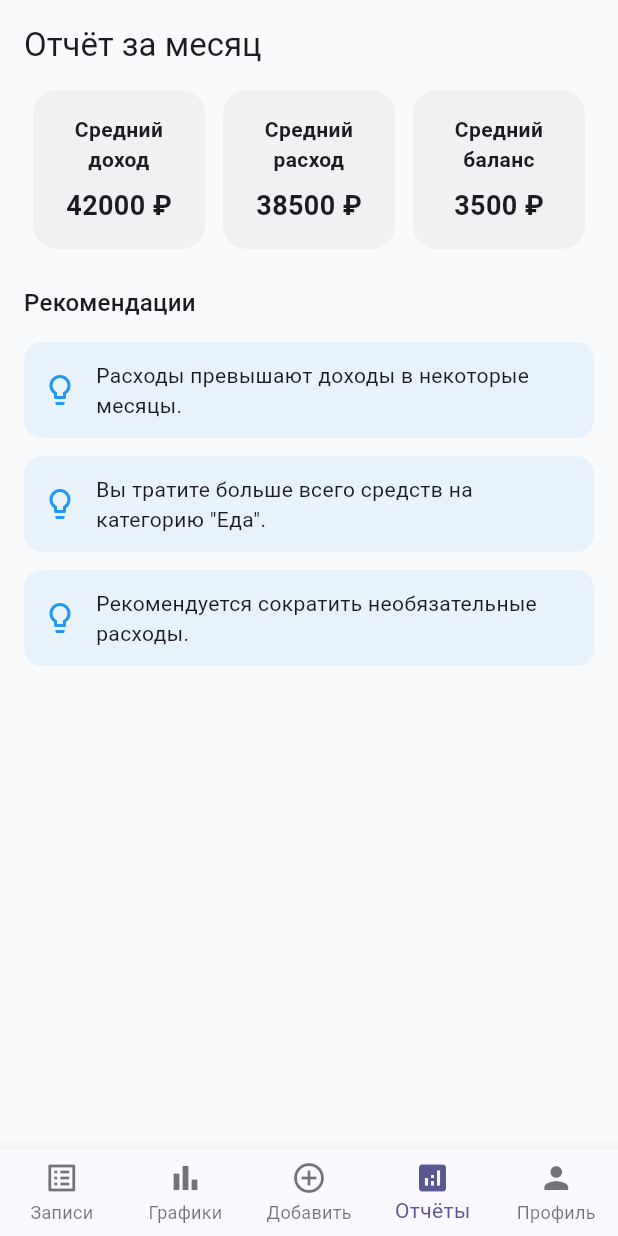
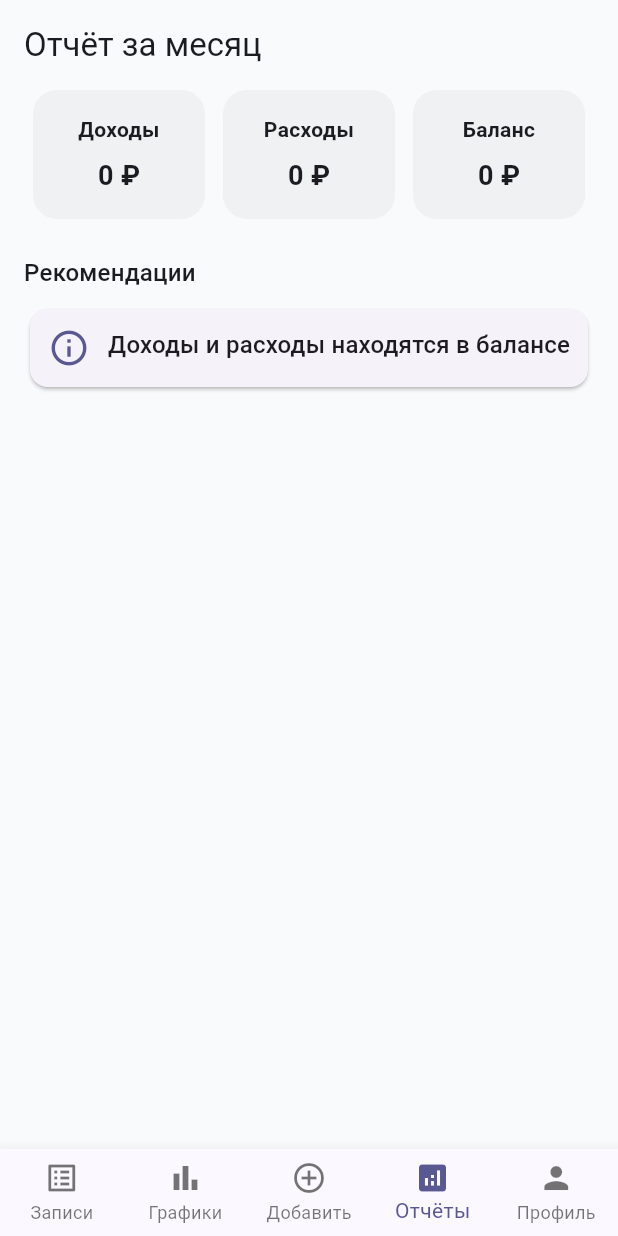
Before and after one commit to hahalex/finart, a Flutter app: the screen it shows after launch, item 4 of the bottom bar chosen, on a phone screen of 412 x 824 dp. Run offline on Flutter 3.47's test engine with Material 3 defaults, Android fonts, the phone set to English and light mode, and no system bars; our stand-ins replace drift, fl_chart, flutter_riverpod; accounts and stored records are empty; generated files the repository leaves out were written again.

Commit message:
v1.0 MVP

```diff
--- /dev/null
+++ b/lib/common/models/recommendation_model.dart
@@ -0,0 +1,13 @@
+enum RecommendationType { warning, success, info, tip }
+
+class Recommendation {
+  final String title;
+  final String? description;
+  final RecommendationType type;
+
+  const Recommendation({
+    required this.title,
+    this.description,
+    this.type = RecommendationType.info,
+  });
+}
--- a/lib/features/analytics/domain/analytics_calculator.dart
+++ b/lib/features/analytics/domain/analytics_calculator.dart
@@ -1,4 +1,6 @@
 import '../../../common/models/transaction_model.dart';
+import '../../../common/models/category_model.dart';
+import '../../../common/models/recommendation_model.dart';
 import 'analytics_models.dart';
 
 class AnalyticsCalculator {
@@ -42,4 +44,152 @@ class AnalyticsCalculator {
       return CategoryExpenseData(categoryId: entry.key, total: entry.value);
     }).toList()..sort((a, b) => b.total.compareTo(a.total));
   }
+
+  static List<MonthlyExpenseData> expensesByMonthFiltered(
+    List<TransactionModel> transactions, {
+    DateTime? from,
+    DateTime? to,
+  }) {
+    final filtered = transactions.where((tx) {
+      if (!tx.isExpense) return false;
+      if (from != null && tx.createdAt.isBefore(from)) return false;
+      if (to != null && tx.createdAt.isAfter(to)) return false;
+      return true;
+    }).toList();
+
+    return expensesByMonth(filtered);
+  }
+
+  static List<CategoryExpenseData> expensesByCategoryFiltered(
+    List<TransactionModel> transactions, {
+    DateTime? from,
+    DateTime? to,
+  }) {
+    final filtered = transactions.where((tx) {
+      if (!tx.isExpense) return false;
+      if (from != null && tx.createdAt.isBefore(from)) return false;
+      if (to != null && tx.createdAt.isAfter(to)) return false;
+      return true;
+    }).toList();
+
+    return expensesByCategory(filtered);
+  }
+
+  /// Расходы и доходы за период
+  static double totalIncome(
+    List<TransactionModel> transactions, {
+    DateTime? from,
+    DateTime? to,
+  }) {
+    return transactions
+        .where(
+          (tx) =>
+              !tx.isExpense &&
+              (from == null ||
+                  tx.createdAt.isAfter(
+                    from.subtract(const Duration(seconds: 1)),
+                  )) &&
+              (to == null ||
+                  tx.createdAt.isBefore(to.add(const Duration(seconds: 1)))),
+        )
+        .fold(0.0, (sum, tx) => sum + tx.amount);
+  }
+
+  static double totalExpense(
+    List<TransactionModel> transactions, {
+    DateTime? from,
+    DateTime? to,
+  }) {
+    return transactions
+        .where(
+          (tx) =>
+              tx.isExpense &&
+              (from == null ||
+                  tx.createdAt.isAfter(
+                    from.subtract(const Duration(seconds: 1)),
+                  )) &&
+              (to == null ||
+                  tx.createdAt.isBefore(to.add(const Duration(seconds: 1)))),
+        )
+        .fold(0.0, (sum, tx) => sum + tx.amount);
+  }
+
+  /// Находит категорию с наибольшими расходами
+  static String? topExpenseCategory(
+    List<CategoryExpenseData> expenses,
+    Map<String, String> categoryNames,
+  ) {
+    if (expenses.isEmpty) return null;
+
+    final top = expenses.reduce((a, b) => a.total > b.total ? a : b);
+    return categoryNames[top.categoryId];
+  }
+
+  /// Генерация рекомендаций
+  static List<Recommendation> generateRecommendations(
+    List<TransactionModel> transactions,
+    List<CategoryExpenseData> categoryExpenses,
+    List<CategoryModel> categories, {
+    DateTime? from,
+    DateTime? to,
+  }) {
+    final income = totalIncome(transactions, from: from, to: to);
+    final expense = totalExpense(transactions, from: from, to: to);
+
+    final recommendations = <Recommendation>[];
+
+    final diff = income - expense;
+
+    if (diff < -1000) {
+      recommendations.add(
+        Recommendation(
+          title: 'Расходы превышают доходы на ${(-diff).toStringAsFixed(0)} ₽',
+          type: RecommendationType.warning,
+        ),
+      );
+
+      recommendations.add(
+        const Recommendation(
+          title: 'Рекомендуется сократить необязательные расходы',
+          type: RecommendationType.tip,
+        ),
+      );
+    } else if (diff.abs() <= 1000) {
+      recommendations.add(
+        const Recommendation(
+          title: 'Доходы и расходы находятся в балансе',
+          type: RecommendationType.info,
+        ),
+      );
+    } else {
+      recommendations.add(
+        Recommendation(
+          title: 'Доходы превышают расходы на ${diff.toStringAsFixed(0)} ₽',
+          type: RecommendationType.success,
+        ),
+      );
+
+      recommendations.add(
+        const Recommendation(
+          title: 'Рекомендуется откладывать накопления',
+          type: RecommendationType.tip,
+        ),
+      );
+    }
+
+    final categoryNames = {for (final c in categories) c.id: c.name};
+
+    final topCategory = topExpenseCategory(categoryExpenses, categoryNames);
+    if (topCategory != null) {
+      recommendations.add(
+        Recommendation(
+          title: 'Наибольшие расходы',
+          description: 'Категория "$topCategory"',
+          type: RecommendationType.info,
+        ),
+      );
+    }
+
+    return recommendations;
+  }
 }
--- a/lib/features/analytics/mock_reports.dart
+++ /dev/null
@@ -1,28 +0,0 @@
-/// Мок-данные для экрана "Отчёты"
-/// Позже будут приходить с backend
-
-class MonthlyReport {
-  final double averageIncome;
-  final double averageExpense;
-  final double averageBalance;
-  final List<String> recommendations;
-
-  const MonthlyReport({
-    required this.averageIncome,
-    required this.averageExpense,
-    required this.averageBalance,
-    required this.recommendations,
-  });
-}
-
-/// Пример отчёта
-const MonthlyReport mockMonthlyReport = MonthlyReport(
-  averageIncome: 42000,
-  averageExpense: 38500,
-  averageBalance: 3500,
-  recommendations: [
-    'Расходы превышают доходы в некоторые месяцы.',
-    'Вы тратите больше всего средств на категорию "Еда".',
-    'Рекомендуется сократить необязательные расходы.',
-  ],
-);
--- a/lib/features/analytics/providers/analytics_provider.dart
+++ b/lib/features/analytics/providers/analytics_provider.dart
@@ -1,6 +1,9 @@
+import 'package:flutter/material.dart';
+import 'package:collection/collection.dart';
 import 'package:flutter_riverpod/flutter_riverpod.dart';
 
 import '../../transactions/providers/transactions_notifier.dart';
+import '../../transactions/providers/categories_provider.dart';
 import '../domain/analytics_calculator.dart';
 import '../domain/analytics_models.dart';
 
@@ -15,3 +18,45 @@ final categoryExpensesProvider = Provider<List<CategoryExpenseData>>((ref) {
   final transactions = ref.watch(transactionsProvider);
   return AnalyticsCalculator.expensesByCategory(transactions);
 });
+
+/// Период для фильтрации
+final selectedDateRangeProvider = StateProvider<DateTimeRange?>((ref) => null);
+
+/// Расходы по месяцам за выбранный период
+final monthlyExpensesFilteredProvider = Provider<List<MonthlyExpenseData>>((
+  ref,
+) {
+  final transactions = ref.watch(transactionsProvider);
+  final range = ref.watch(selectedDateRangeProvider);
+  return AnalyticsCalculator.expensesByMonthFiltered(
+    transactions,
+    from: range?.start,
+    to: range?.end,
+  );
+});
+
+/// Расходы по категориям за выбранный период
+final categoryExpensesFilteredProvider = Provider<List<CategoryExpenseData>>((
+  ref,
+) {
+  final transactions = ref.watch(transactionsProvider);
+  final range = ref.watch(selectedDateRangeProvider);
+  return AnalyticsCalculator.expensesByCategoryFiltered(
+    transactions,
+    from: range?.start,
+    to: range?.end,
+  );
+});
+
+final topExpenseCategoryNameProvider = Provider<String?>((ref) {
+  final expenses = ref.watch(categoryExpensesFilteredProvider);
+  final categories = ref.watch(categoriesProvider);
+
+  if (expenses.isEmpty) return null;
+
+  final top = expenses.reduce((a, b) => a.total > b.total ? a : b);
+
+  final category = categories.firstWhereOrNull((c) => c.id == top.categoryId);
+
+  return category?.name;
+});
--- a/lib/features/analytics/reports_screen.dart
+++ b/lib/features/analytics/reports_screen.dart
@@ -1,53 +1,55 @@
 import 'package:flutter/material.dart';
+import 'package:flutter_riverpod/flutter_riverpod.dart';
 
-import 'mock_reports.dart';
+import '../analytics/providers/analytics_provider.dart';
+import '../transactions/providers/categories_provider.dart';
 import 'widgets/report_stat_card.dart';
 import 'widgets/recommendation_tile.dart';
+import '../transactions/providers/transactions_notifier.dart';
+import 'domain/analytics_calculator.dart';
 
 /// Экран "Отчёты"
-class ReportsScreen extends StatelessWidget {
+class ReportsScreen extends ConsumerWidget {
   const ReportsScreen({super.key});
 
   @override
-  Widget build(BuildContext context) {
-    final report = mockMonthlyReport;
+  Widget build(BuildContext context, WidgetRef ref) {
+    final transactions = ref.watch(transactionsProvider);
+    final categoryExpenses = ref.watch(categoryExpensesFilteredProvider);
+    final categories = ref.watch(categoriesProvider);
+
+    final totalIncome = AnalyticsCalculator.totalIncome(transactions);
+    final totalExpense = AnalyticsCalculator.totalExpense(transactions);
+    final balance = totalIncome - totalExpense;
+
+    final recommendations = AnalyticsCalculator.generateRecommendations(
+      transactions,
+      categoryExpenses,
+      categories,
+    );
 
     return SafeArea(
       child: ListView(
         padding: const EdgeInsets.all(16),
         children: [
-          /// Заголовок
           Text('Отчёт за месяц', style: Theme.of(context).textTheme.titleLarge),
-
           const SizedBox(height: 16),
 
-          /// Карточки статистики
           Row(
             children: [
-              ReportStatCard(
-                title: 'Средний доход',
-                value: report.averageIncome,
-              ),
-              ReportStatCard(
-                title: 'Средний расход',
-                value: report.averageExpense,
-              ),
-              ReportStatCard(
-                title: 'Средний баланс',
-                value: report.averageBalance,
-              ),
+              ReportStatCard(title: 'Доходы', value: totalIncome),
+              ReportStatCard(title: 'Расходы', value: totalExpense),
+              ReportStatCard(title: 'Баланс', value: balance),
             ],
           ),
 
           const SizedBox(height: 24),
 
-          /// Рекомендации
           Text('Рекомендации', style: Theme.of(context).textTheme.titleMedium),
-
           const SizedBox(height: 8),
 
-          ...report.recommendations.map(
-            (text) => RecommendationTile(text: text),
+          ...recommendations.map(
+            (rec) => RecommendationTile(recommendation: rec),
           ),
         ],
       ),
--- a/lib/features/analytics/widgets/category_expense_tile.dart
+++ b/lib/features/analytics/widgets/category_expense_tile.dart
@@ -5,16 +5,19 @@ import '../domain/analytics_models.dart';
 class CategoryExpenseTile extends StatelessWidget {
   final CategoryExpenseData expense;
   final String categoryName;
+  final Color color;
 
   const CategoryExpenseTile({
     super.key,
     required this.expense,
     required this.categoryName,
+    required this.color,
   });
 
   @override
   Widget build(BuildContext context) {
     return ListTile(
+      leading: CircleAvatar(backgroundColor: color, radius: 8),
       title: Text(categoryName),
       trailing: Text(
         '${expense.total.toStringAsFixed(0)} ₽',
--- a/lib/features/analytics/widgets/recommendation_tile.dart
+++ b/lib/features/analytics/widgets/recommendation_tile.dart
@@ -1,26 +1,56 @@
 import 'package:flutter/material.dart';
+import '../../../common/models/recommendation_model.dart';
+
+IconData _iconForType(RecommendationType type) {
+  switch (type) {
+    case RecommendationType.warning:
+      return Icons.warning_amber_rounded;
+    case RecommendationType.success:
+      return Icons.check_circle_outline;
+    case RecommendationType.tip:
+      return Icons.lightbulb_outline;
+    case RecommendationType.info:
+      return Icons.info_outline;
+  }
+}
 
 /// Виджет одной рекомендации
 class RecommendationTile extends StatelessWidget {
-  final String text;
+  final Recommendation recommendation;
 
-  const RecommendationTile({super.key, required this.text});
+  const RecommendationTile({super.key, required this.recommendation});
 
   @override
   Widget build(BuildContext context) {
-    return Container(
-      margin: const EdgeInsets.symmetric(vertical: 6),
-      padding: const EdgeInsets.all(12),
-      decoration: BoxDecoration(
-        color: Colors.blue.withOpacity(0.08),
-        borderRadius: BorderRadius.circular(12),
-      ),
-      child: Row(
-        children: [
-          const Icon(Icons.lightbulb_outline, color: Colors.blue),
-          const SizedBox(width: 12),
-          Expanded(child: Text(text, style: const TextStyle(fontSize: 14))),
-        ],
+    return Card(
+      child: Padding(
+        padding: const EdgeInsets.all(12),
+        child: Row(
+          crossAxisAlignment: CrossAxisAlignment.start,
+          children: [
+            Icon(
+              _iconForType(recommendation.type),
+              color: Theme.of(context).colorScheme.primary,
+              size: 28,
+            ),
+            const SizedBox(width: 12),
+            Expanded(
+              child: Column(
+                crossAxisAlignment: CrossAxisAlignment.start,
+                children: [
+                  Text(
+                    recommendation.title,
+                    style: Theme.of(context).textTheme.titleMedium,
+                  ),
+                  if (recommendation.description != null) ...[
+                    const SizedBox(height: 4),
+                    Text(recommendation.description!),
+                  ],
+                ],
+              ),
+            ),
+          ],
+        ),
       ),
     );
   }
```
Also changed, not shown: lib/common/database/app_database.dart (+11 -2 lines), lib/common/database/user_table.dart (added, +11 -0 lines), lib/features/analytics/charts_screen.dart (+61 -4 lines), lib/features/analytics/widgets/category_expenses_pie_chart.dart (added, +52 -0 lines), lib/features/analytics/widgets/expenses_chart_placeholder.dart (+46 -31 lines), lib/features/profile/data/user_repository.dart (added, +30 -0 lines), lib/features/profile/domain/user_model.dart (added, +15 -0 lines), lib/features/profile/profile_screen.dart (+57 -7 lines), lib/features/profile/providers/user_provider.dart (added, +43 -0 lines), lib/common/database/app_database.g.dart.
